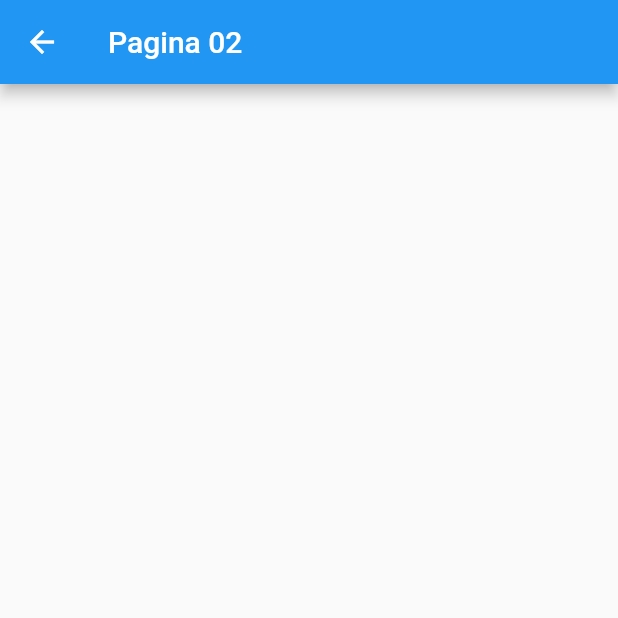
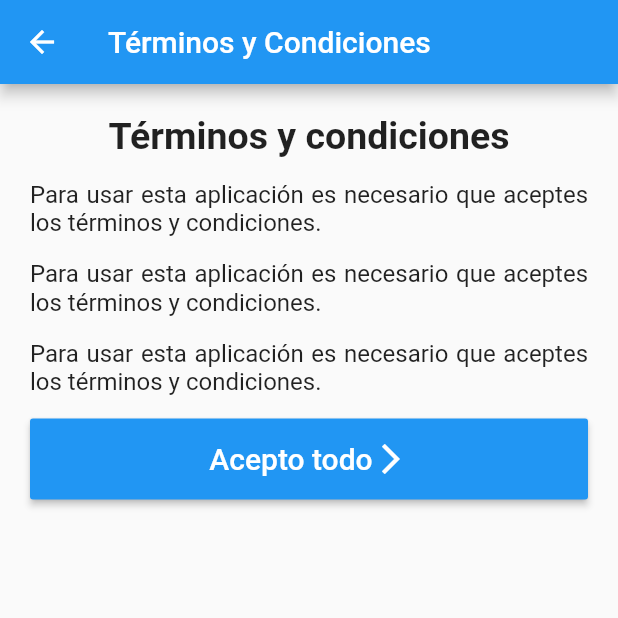
Before and after one commit to deysivelasco/miapp, a Flutter app: the screen it shows after launch, after a tap on "Entrar", on a phone screen of 412 x 824 dp, the top half of it. Run offline on Flutter 3.47's test engine with Material 2 defaults, Android fonts, the phone set to English and light mode, and no system bars; network calls fail.

Commit message:
se anexo boton para regresar

```diff
--- a/lib/Pages/pagina_02_.dart
+++ b/lib/Pages/pagina_02_.dart
@@ -1,3 +1,5 @@
+// ignore_for_file: deprecated_member_use
+
 import 'package:flutter/material.dart';
 
 class Pagina02 extends StatelessWidget {
@@ -7,8 +9,50 @@ class Pagina02 extends StatelessWidget {
   Widget build(BuildContext context) {
     return Scaffold(
       appBar: AppBar(
-        title: const Text("Pagina 02"),
+        title: const Text("Términos y Condiciones"),
       ),
+    body:Padding(
+      padding: const EdgeInsets.all(20),
+      child: Column(
+        children: [
+          Text("Términos y condiciones",
+          style: TextStyle(fontSize: 25, fontWeight: FontWeight.bold ),),
+          SizedBox(height: 15,),
+          Text("Para usar esta aplicación es necesario que aceptes los términos y condiciones.",
+          style: TextStyle(fontSize: 16),textAlign: TextAlign.justify,),
+          SizedBox(height: 15,),
+          Text("Para usar esta aplicación es necesario que aceptes los términos y condiciones.",
+          style: TextStyle(fontSize: 16),textAlign: TextAlign.justify,),
+          SizedBox(height: 15,),
+                Text("Para usar esta aplicación es necesario que aceptes los términos y condiciones. ",
+          style: TextStyle(fontSize: 16),textAlign: TextAlign.justify,),
+          SizedBox(height: 15,),
+          RaisedButton(
+            padding: EdgeInsets.all(15),
+            color: Colors.blue,
+            textColor: Colors.white,
+            child: Row(
+              mainAxisAlignment: MainAxisAlignment.center,
+              // ignore: prefer_const_literals_to_create_immutables
+              children: [
+                Text("Acepto todo", style: TextStyle(fontSize:
+                20 ),),
+                Icon(Icons.arrow_forward_ios)
+              ],
+            ),
+            onPressed: ()=>{
+              //Aqui por ejemplo podrían guardar un registro de este celular en una base de datos en firebase.
+
+              Navigator.pop(context)
+
+
+
+            })
+
+
+        ],
+      ),
+    ) ,
     );
   }
 }
```
